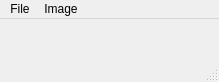
First picture: the form in imagewindow.ui, repository rizzlesauce/image-manipulator, before the edit.
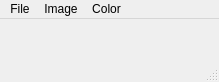
Second picture: the form after the edit.

Commit message: implement color image intensity equalization

```diff
--- a/imagewindow.ui
+++ b/imagewindow.ui
@@ -105,9 +105,17 @@
     <addaction name="actionReverse_Fourier_Transform"/>
     <addaction name="actionRemove_Interference"/>
     <addaction name="menuFrequency_Filter"/>
+    <addaction name="menuCs478_Chess"/>
+   </widget>
+   <widget class="QMenu" name="menuColor">
+    <property name="title">
+     <string>Color</string>
+    </property>
+    <addaction name="actionColor_Equalize"/>
    </widget>
    <addaction name="menuFile"/>
    <addaction name="menuImage"/>
+   <addaction name="menuColor"/>
   </widget>
   <widget class="QStatusBar" name="statusbar">
    <property name="sizePolicy">
```
Left out of the diff: 16 changed lines with no effect on the pictures. The commit also changes 6 other files.
